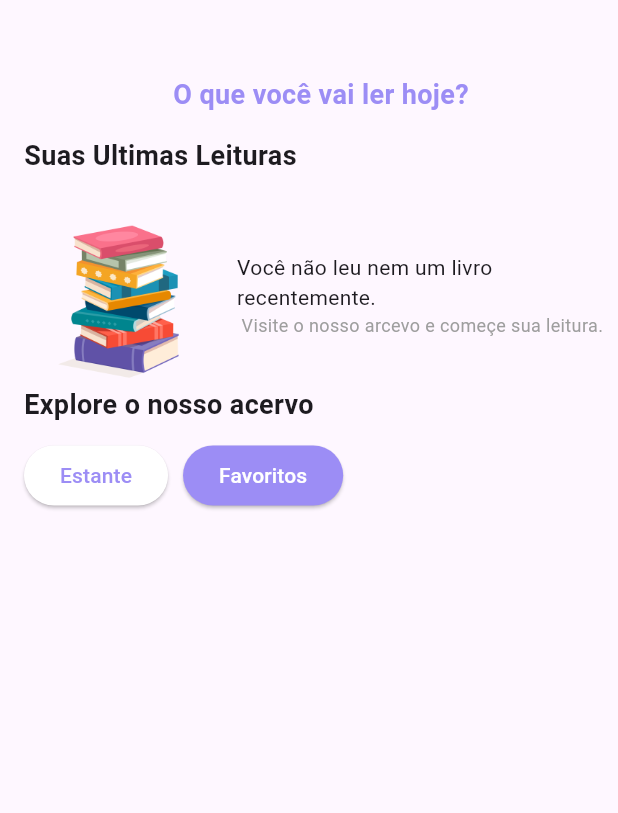
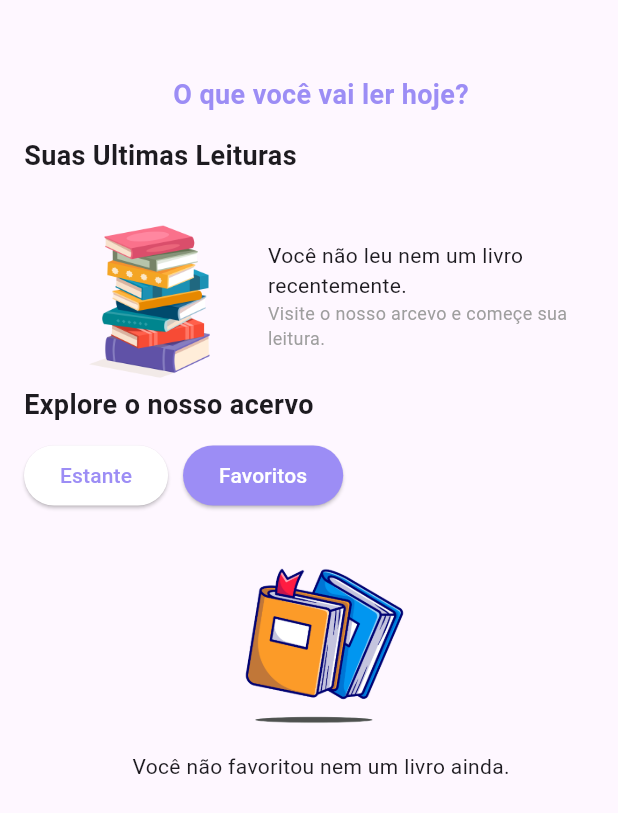
Before and after one commit to Althierfson/desafio_tecnico_2_escribo, a Flutter app: the screen it shows after launch, after a tap on "Favoritos", on a phone screen of 412 x 824 dp. Shown: the top 813 px of the screen. Run offline on Flutter 3.47's test engine with Material 3 defaults, Android fonts, the phone set to English and light mode, and no system bars; our stand-ins replace dartz, device_info_plus, dio, flutter_mobx, get_it, internet_connection_checker and 3 more; missing offline and left inert: vocsy_epub_viewer; generated files the repository leaves out were written again; network calls fail.

Commit message:
Implemented: icon list add, fix overflow in history, add snackbar for error

```diff
--- a/lib/presentation/pages/book_list_page.dart
+++ b/lib/presentation/pages/book_list_page.dart
@@ -10,6 +10,7 @@ import 'package:desafio_tecnico_2_escribo/presentation/pages/read_book.dart';
 import 'package:desafio_tecnico_2_escribo/presentation/widgets/book_tile.dart';
 import 'package:flutter/material.dart';
 import 'package:flutter_mobx/flutter_mobx.dart';
+import 'package:mobx/mobx.dart';
 
 class BookListPage extends StatefulWidget {
   const BookListPage({super.key});
@@ -23,6 +24,8 @@ class _BookListPageState extends State<BookListPage> {
   late ReadingHistoryStore _readingHistoryStore;
   late FavoritesStore _favoritesStore;
 
+  late List<ReactionDisposer> _disposers;
+
   bool _showFavorites = false;
 
   @override
@@ -33,7 +36,25 @@ class _BookListPageState extends State<BookListPage> {
     _bookStore.fetchForBookList();
     _readingHistoryStore.fetchForHistoryList();
     _favoritesStore.fetchForBookList();
+    _createReactionList();
     super.initState();
+  }
+
+  @override
+  void dispose() {
+    _disposers.map((e) => e());
+    super.dispose();
+  }
+
+  _createReactionList() {
+    _disposers = [
+      reaction((_) => _bookStore.error, (String? msg) {
+        if (msg != null) {
+          _showSnackBar(msg);
+        }
+        _bookStore.error = null;
+      }),
+    ];
   }
 
   @override
@@ -87,7 +108,7 @@ class _BookListPageState extends State<BookListPage> {
                           width: 15.0,
                         ),
                         SizedBox(
-                          width: MediaQuery.of(context).size.height * .3,
+                          width: MediaQuery.of(context).size.width * .5,
                           child: const Column(
                             mainAxisAlignment: MainAxisAlignment.center,
                             children: [
@@ -213,6 +234,7 @@ class _BookListPageState extends State<BookListPage> {
   }
 
   Widget _buildGrid(List<Book> list) {
+    if (list.isNotEmpty) {
       List<Widget> listWidget = [];
       for (int i = 0; i < list.length; i = i + 2) {
         listWidget.add(Row(
@@ -245,6 +267,21 @@ class _BookListPageState extends State<BookListPage> {
         ));
       }
       return Column(children: listWidget);
+    } else {
+      return Center(
+        child: Column(
+          children: [
+            Image.asset(
+              "assets/imagens/icon_book_list.png",
+              height: 150,
+            ),
+            Text(_showFavorites
+                ? "Você não favoritou nem um livro ainda."
+                : "Nosso acervo não está disponível no momento.")
+          ],
+        ),
+      );
+    }
   }
 
   bool _isFavorite(Book book) => _favoritesStore.favoritesList.contains(book);
@@ -372,4 +409,15 @@ class _BookListPageState extends State<BookListPage> {
     }
     setState(() {});
   }
+
+  void _showSnackBar(String msg) {
+    ScaffoldMessenger.of(context).showSnackBar(SnackBar(
+      content: Text(
+        msg,
+        style:
+            const TextStyle(color: Colors.white, fontWeight: FontWeight.bold),
+      ),
+      backgroundColor: CustomColors.maximumBluePurple,
+    ));
   }
+}
```
Also changed, not shown: assets/imagens/icon_book_list.png (added). Lines whose indentation alone changed are shown as unchanged.
